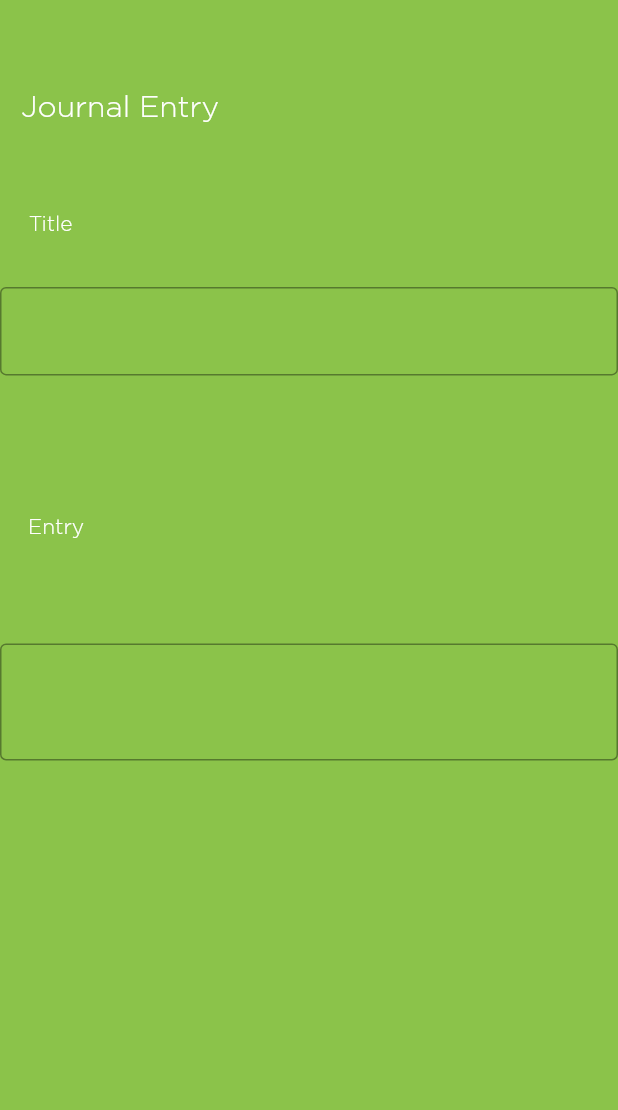
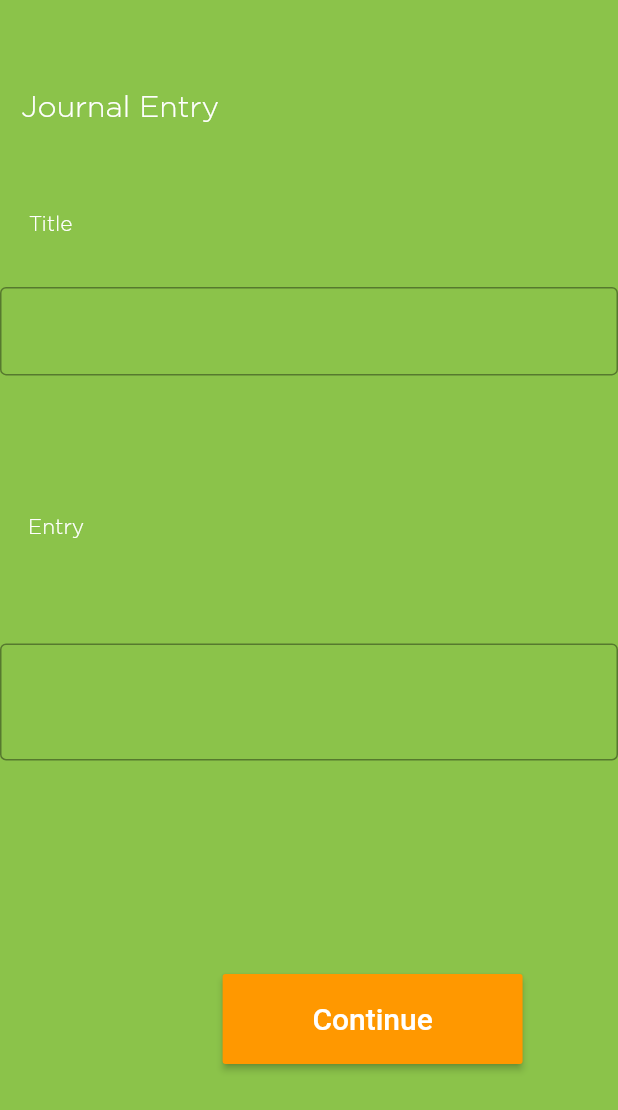
Before and after one commit to Luckey-Elijah/Helm, a Flutter app: the JournalEntryView screen opened directly, on a phone screen of 412 x 824 dp. Shown: the top 1110 px of the screen. Run offline on Flutter 3.47's test engine with Material 2 defaults, Android fonts, the phone set to English and light mode, and no system bars; our stand-ins replace charts_flutter, image_picker, rflutter_alert; missing offline and left inert: json_store.

Commit message:
Journal look up is partially functional. Still working out issues with deletion.

```diff
--- a/lib/Model/JournalEntry.dart
+++ b/lib/Model/JournalEntry.dart
@@ -2,7 +2,7 @@ class JournalEntry
 {
   String journalName;
   String journalEntry;
-  String journalDate;
+  DateTime journalDate;
 
 
   JournalEntry(this.journalEntry,this.journalDate,this.journalName)
--- a/lib/View/CampView.dart
+++ b/lib/View/CampView.dart
@@ -1,10 +1,12 @@
 import 'package:flutter/material.dart';
 import 'package:flutter/cupertino.dart';
+import 'package:senior_design/Model/journal.dart';
 import 'package:senior_design/View/DailyCheckinRetrieval.dart';
 import 'package:senior_design/View/Widgets/BackendButton.dart';
 import 'package:senior_design/View/Widgets/JournalButton.dart';
 import 'package:senior_design/View/Widgets/OnboardingButton.dart';
 import 'package:senior_design/View/DCThumbsUpandDown.dart';
+import 'package:senior_design/ViewModel/JournalViewModel.dart';
 
 import 'DailyCheckinSlider.dart';
 import 'Widgets/ProfileNameText.dart';
@@ -15,6 +17,8 @@ class CampView extends StatelessWidget {
   @override
   Widget build(BuildContext context) {
     // TODO: implement build
+    Journal helmJournal = new Journal();
+
     return Scaffold(
         body: Stack(
       children: <Widget>[
@@ -39,7 +43,7 @@ class CampView extends StatelessWidget {
 
         Align(
           alignment: Alignment(0,0),
-          child: OnboardingButton(buttonLabel: "Daily Check-In", screen:  DailyCheckin(),)),
+          child: OnboardingButton(buttonLabel: "Daily Check-In", screen:  DailyCheckin( ),)),
 
         Center(
          // child: Text("Camp/Home Page"),
--- a/lib/View/JournalEntryView.dart
+++ b/lib/View/JournalEntryView.dart
@@ -1,15 +1,46 @@
 import 'package:flutter/cupertino.dart';
 import 'package:flutter/material.dart';
+import 'package:senior_design/Model/journal.dart';
 import 'package:senior_design/View/Helm.dart';
 import 'package:senior_design/View/Widgets/JournalButton.dart';
+//mport 'package:senior_design/View/Widgets/JournalButtonBackup.dart';
+import 'package:senior_design/ViewModel/JournalViewModel.dart';
 
-class JournalEntryView extends StatelessWidget {
-  TextEditingController journalContorller = new TextEditingController();
-  TextEditingController titleController = new TextEditingController();
+class JournalEntryView extends StatefulWidget {
+
+  @override
+  _MyCustomFormState createState() => _MyCustomFormState();
+}
+
+// Define a corresponding State class.
+// This class holds the data related to the Form.
+class _MyCustomFormState extends State<JournalEntryView> {
+  // Create a text controller and use it to retrieve the current value
+  // of the TextField.
+
+  final titleController = TextEditingController();
+  final journalController = TextEditingController();
+
+
+
+
+  @override
+  void dispose() {
+    // Clean up the controller when the widget is disposed.
+    titleController.dispose();
+    journalController.dispose();
+    super.dispose();
+  }
+
+  void check()
+  {
+    if(titleController != null);
+    dispose();
+  }
 
   @override
   Widget build(BuildContext context) {
-    // TODO: implement build
+
     return Scaffold(
         backgroundColor: Colors.lightGreen,
         body: Stack(alignment: Alignment.center, children: <Widget>[
@@ -37,19 +68,24 @@ class JournalEntryView extends StatelessWidget {
           Align(
               alignment: Alignment(0, .15),
               child: TextField(
-                  controller: journalContorller,
+                  controller: journalController,
                   minLines: 2,
                   maxLines: 10,
                   decoration: InputDecoration(border: OutlineInputBorder()))),
-          /*Align(
+
+          Align(
 
               alignment: Alignment(.4, .7),
               child: JournalButton(
-                journalTitle: titleController.text,
-                journalEntry: journalContorller.text,
+                journalTitle: titleController,
+                journalBody: journalController,
                 buttonLabel: "Continue",
                 screen: Helm(),
-              ))*/
+
+              ))
+
+
+
         ]));
   }
 }
--- a/lib/View/Widgets/JournalList.dart
+++ b/lib/View/Widgets/JournalList.dart
@@ -24,9 +24,11 @@ class JournalList extends StatelessWidget
 
       itemBuilder: (context,index){
         return ListTile(
-          title: Text(list[index].journalName + index.toString()),
+          title: Text(list[index].journalName ),
           onTap:(){
-            JournalView(name: list[index].journalName, content: list[index].journalEntry, date: list[index].journalDate,);
+          //  print("tap");
+            Navigator.push(context, MaterialPageRoute(builder: (context)=> JournalView(name: list[index].journalName, content: list[index].journalEntry, date: list[index].journalDate.toString(),index: index,)));
+
 
           } ,
 
--- a/lib/View/Widgets/TempButton.dart
+++ b/lib/View/Widgets/TempButton.dart
@@ -32,6 +32,8 @@ class TempButton extends StatelessWidget {
   Widget build(BuildContext context) {
     // Helm looks up all the other views
     //Helm helm = new Helm();
+
+
     JournalEntryView journal = JournalEntryView();
     // TODO: implement build
     return SizedBox(
```
Also changed, not shown: lib/View/DailyCheckinRetrieval.dart (+36 -7 lines), lib/View/JournalView.dart (+33 -1 lines), lib/View/Widgets/BackendButton.dart (+4 -3 lines), lib/View/Widgets/DeleteJournalButton.dart (added, +33 -0 lines), lib/View/Widgets/JournalButton.dart (+20 -5 lines), lib/ViewModel/JournalViewModel.dart (added, +19 -0 lines). Lines whose indentation alone changed are shown as unchanged.
